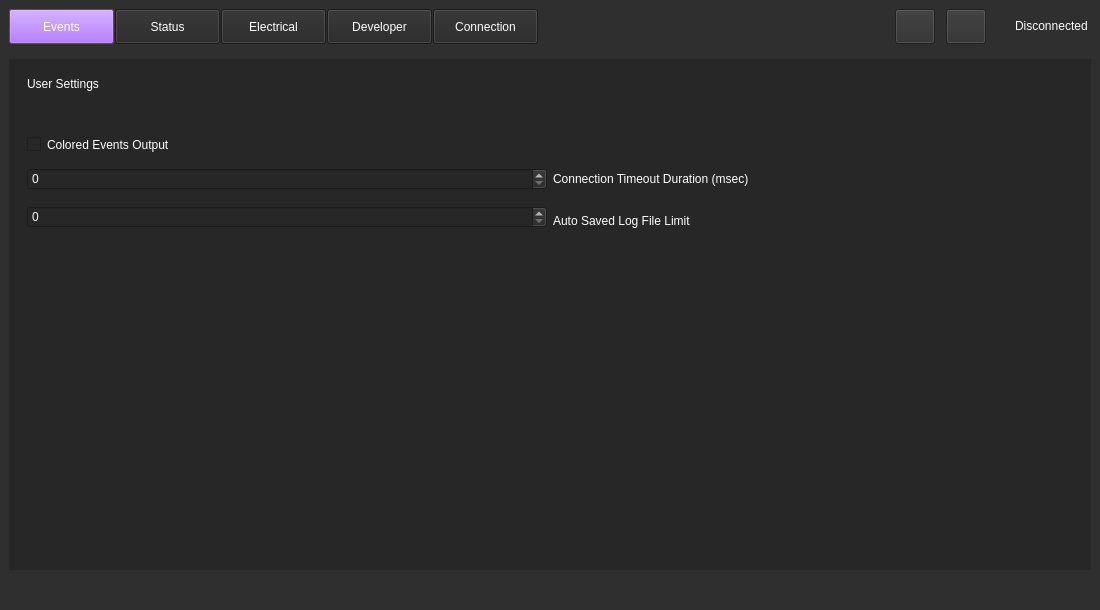
This is weapon-system-support-software/mainwindow.ui in Team-Controller-NAU/Controller as Qt 5 draws it before an edit. The edited form follows.
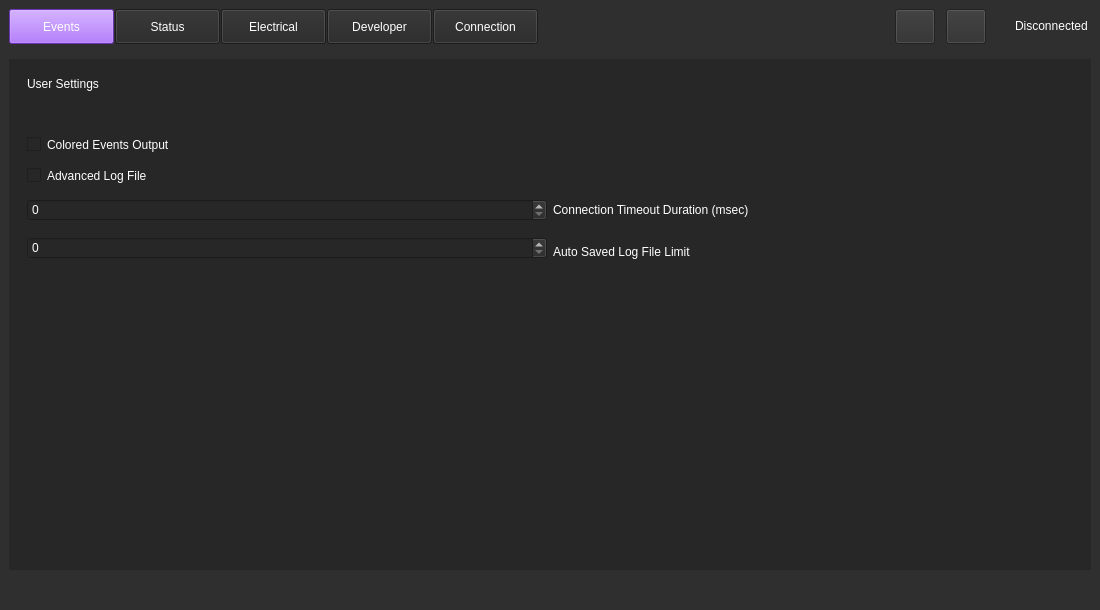
This is the edited form. The open tabs and pages were chosen to show the change. Icons and pictures are not drawn. Custom widgets are drawn as their Qt base class.

What changed in the file:
```diff
--- a/weapon-system-support-software/mainwindow.ui
+++ b/weapon-system-support-software/mainwindow.ui
@@ -4464,7 +4464,62 @@
            </widget>
            <widget class="QWidget" name="Settings_Page">
             <layout class="QGridLayout" name="gridLayout_5">
-             <item row="4" column="0">
+             <item row="6" column="1">
+              <widget class="QLabel" name="connection_timeout_label">
+               <property name="styleSheet">
+                <string notr="true">QLabel {
+	color: white;
+	font: 20pt &quot;Segoe UI&quot;;
+}</string>
+               </property>
+               <property name="text">
+                <string>Connection Timeout Duration (msec)</string>
+               </property>
+              </widget>
+             </item>
+             <item row="7" column="0">
+              <spacer name="verticalSpacer_9">
+               <property name="orientation">
+                <enum>Qt::Vertical</enum>
+               </property>
+               <property name="sizeType">
+                <enum>QSizePolicy::Fixed</enum>
+               </property>
+               <property name="sizeHint" stdset="0">
+                <size>
+                 <width>20</width>
+                 <height>10</height>
+                </size>
+               </property>
+              </spacer>
+             </item>
+             <item row="8" column="1" alignment="Qt::AlignBottom">
+              <widget class="QLabel" name="auto_save_limit_label">
+               <property name="styleSheet">
+                <string notr="true">QLabel {
+	color: white;
+	font: 20pt &quot;Segoe UI&quot;;
+}</string>
+               </property>
+               <property name="text">
+                <string>Auto Saved Log File Limit</string>
+               </property>
+              </widget>
+             </item>
+             <item row="8" column="0">
+              <widget class="QSpinBox" name="auto_save_limit">
+               <property name="styleSheet">
+                <string notr="true">QSpinBox {
+	color: white;
+	font: 20pt &quot;Segoe UI&quot;;
+}</string>
+               </property>
+               <property name="buttonSymbols">
+                <enum>QAbstractSpinBox::UpDownArrows</enum>
+               </property>
+              </widget>
+             </item>
+             <item row="6" column="0">
               <widget class="QSpinBox" name="connection_timeout">
                <property name="toolTip">
                 <string>&lt;html&gt;&lt;head/&gt;&lt;body&gt;&lt;p&gt;If no messages are received for this long, connection is terminated&lt;/p&gt;&lt;/body&gt;&lt;/html&gt;</string>
@@ -4488,34 +4543,8 @@
                </property>
               </widget>
              </item>
-             <item row="6" column="1" alignment="Qt::AlignBottom">
-              <widget class="QLabel" name="auto_save_limit_label">
-               <property name="styleSheet">
-                <string notr="true">QLabel {
-	color: white;
-	font: 20pt &quot;Segoe UI&quot;;
-}</string>
-               </property>
-               <property name="text">
-                <string>Auto Saved Log File Limit</string>
-               </property>
-              </widget>
-             </item>
-             <item row="7" column="0">
-              <spacer name="verticalSpacer_7">
-               <property name="orientation">
-                <enum>Qt::Vertical</enum>
-               </property>
-               <property name="sizeHint" stdset="0">
-                <size>
-                 <width>20</width>
-                 <height>40</height>
-                </size>
-               </property>
-              </spacer>
-             </item>
              <item row="5" column="0">
-              <spacer name="verticalSpacer_9">
+              <spacer name="verticalSpacer_10">
                <property name="orientation">
                 <enum>Qt::Vertical</enum>
                </property>
@@ -4530,35 +4559,6 @@
                </property>
               </spacer>
              </item>
-             <item row="4" column="1">
-              <widget class="QLabel" name="connection_timeout_label">
-               <property name="styleSheet">
-                <string notr="true">QLabel {
-	color: white;
-	font: 20pt &quot;Segoe UI&quot;;
-}</string>
-               </property>
-               <property name="text">
-                <string>Connection Timeout Duration (msec)</string>
-               </property>
-              </widget>
-             </item>
-             <item row="1" column="0">
-              <spacer name="verticalSpacer_8">
-               <property name="orientation">
-                <enum>Qt::Vertical</enum>
-               </property>
-               <property name="sizeType">
-                <enum>QSizePolicy::Fixed</enum>
-               </property>
-               <property name="sizeHint" stdset="0">
-                <size>
-                 <width>20</width>
-                 <height>40</height>
-                </size>
-               </property>
-              </spacer>
-             </item>
              <item row="2" column="0" colspan="2" alignment="Qt::AlignTop">
               <widget class="QCheckBox" name="colored_events_output">
                <property name="styleSheet">
@@ -4575,6 +4575,51 @@
                </property>
               </widget>
              </item>
+             <item row="9" column="0">
+              <spacer name="verticalSpacer_7">
+               <property name="orientation">
+                <enum>Qt::Vertical</enum>
+               </property>
+               <property name="sizeHint" stdset="0">
+                <size>
+                 <width>20</width>
+                 <height>40</height>
+                </size>
+               </property>
+              </spacer>
+             </item>
+             <item row="1" column="0">
+              <spacer name="verticalSpacer_8">
+               <property name="orientation">
+                <enum>Qt::Vertical</enum>
+               </property>
+               <property name="sizeType">
+                <enum>QSizePolicy::Fixed</enum>
+               </property>
+               <property name="sizeHint" stdset="0">
+                <size>
+                 <width>20</width>
+                 <height>40</height>
+                </size>
+               </property>
+              </spacer>
+             </item>
+             <item row="4" column="0">
+              <widget class="QCheckBox" name="advanced_log_file">
+               <property name="toolTip">
+                <string>&lt;html&gt;&lt;head/&gt;&lt;body&gt;&lt;p&gt;&lt;span style=&quot; font-size:12pt;&quot;&gt;Logs status, electrical and session data.&lt;/span&gt;&lt;/p&gt;&lt;/body&gt;&lt;/html&gt;</string>
+               </property>
+               <property name="styleSheet">
+                <string notr="true">QCheckBox {
+	color: white;
+	font: 20pt &quot;Segoe UI&quot;;
+}</string>
+               </property>
+               <property name="text">
+                <string>Advanced Log File</string>
+               </property>
+              </widget>
+             </item>
              <item row="0" column="0" alignment="Qt::AlignTop">
               <widget class="QLabel" name="label_2">
                <property name="styleSheet">
@@ -4587,7 +4632,7 @@
               </widget>
              </item>
              <item row="3" column="0">
-              <spacer name="verticalSpacer_10">
+              <spacer name="verticalSpacer_3">
                <property name="orientation">
                 <enum>Qt::Vertical</enum>
                </property>
@@ -4602,19 +4647,6 @@
                </property>
               </spacer>
              </item>
-             <item row="6" column="0">
-              <widget class="QSpinBox" name="auto_save_limit">
-               <property name="styleSheet">
-                <string notr="true">QSpinBox {
-	color: white;
-	font: 20pt &quot;Segoe UI&quot;;
-}</string>
-               </property>
-               <property name="buttonSymbols">
-                <enum>QAbstractSpinBox::UpDownArrows</enum>
-               </property>
-              </widget>
-             </item>
             </layout>
            </widget>
            <widget class="QWidget" name="Notification_Page">
```
Left out of the diff: 10 changed lines with no effect on the pictures.
